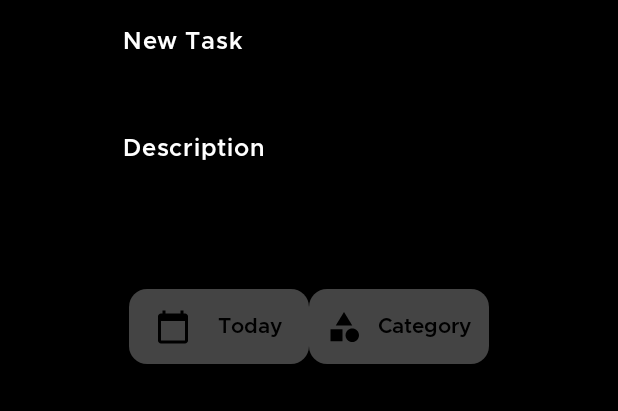
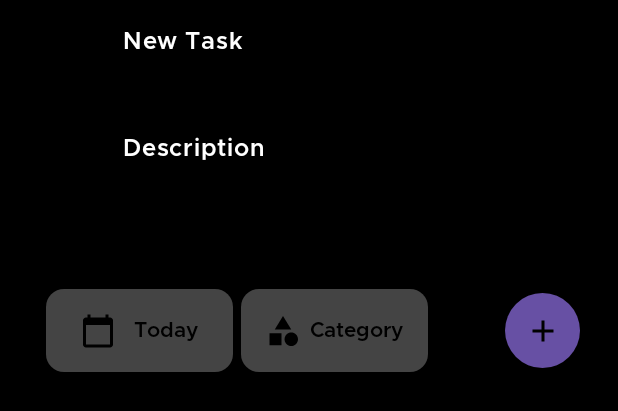
Before and after one commit to vorobev2216/properTODO_compose, an Android app built with Jetpack Compose: the @Preview function BottomSheetContent, on a phone screen of 412 x 824 dp. Shown: the top 411 px of the screen. Run offline under Robolectric (Android 15) with nearby library versions, the phone set to English and light mode, and no system bars; our stand-ins replace livedata-compose.

```diff
--- a/app/src/main/java/com/example/todo_compose/BottomSheetCOntent.kt
+++ b/app/src/main/java/com/example/todo_compose/BottomSheetCOntent.kt
@@ -1,5 +1,7 @@
 package com.example.todo_compose
 
+import android.app.DatePickerDialog
+import android.content.res.Resources.Theme
 import androidx.compose.foundation.background
 import androidx.compose.foundation.clickable
 import androidx.compose.foundation.layout.Arrangement
@@ -12,13 +14,21 @@ import androidx.compose.foundation.layout.height
 import androidx.compose.foundation.layout.imePadding
 import androidx.compose.foundation.layout.padding
 import androidx.compose.foundation.layout.width
+import androidx.compose.foundation.layout.wrapContentHeight
 import androidx.compose.foundation.layout.wrapContentSize
+import androidx.compose.foundation.layout.wrapContentWidth
 import androidx.compose.foundation.shape.RoundedCornerShape
+import androidx.compose.material3.Button
 import androidx.compose.material3.Card
 import androidx.compose.material3.CardDefaults
+import androidx.compose.material3.DropdownMenu
+import androidx.compose.material3.DropdownMenuItem
 import androidx.compose.material3.ExperimentalMaterial3Api
+import androidx.compose.material3.ExposedDropdownMenuBox
 import androidx.compose.material3.HorizontalDivider
 import androidx.compose.material3.Icon
+import androidx.compose.material3.IconButton
+import androidx.compose.material3.MaterialTheme
 import androidx.compose.material3.Text
 import androidx.compose.material3.TextField
 import androidx.compose.material3.TextFieldDefaults
@@ -30,6 +40,7 @@ import androidx.compose.runtime.setValue
 import androidx.compose.ui.Alignment
 import androidx.compose.ui.Modifier
 import androidx.compose.ui.graphics.Color
+import androidx.compose.ui.platform.LocalContext
 import androidx.compose.ui.res.colorResource
 import androidx.compose.ui.res.painterResource
 import androidx.compose.ui.text.TextStyle
@@ -56,6 +67,8 @@ fun BottomSheetContent() {
         fontSize = 16.sp, // Adjust font size as needed
     )
 
+    var showDDL by remember { mutableStateOf(false) }
+
     Column(
         Modifier
             .fillMaxSize()
@@ -65,7 +78,11 @@ fun BottomSheetContent() {
     ) {
         TextField(
             label = {
-                Text(text = "New Task", fontFamily = FontFamily(Font(R.font.metropolissemibold)), color = Color.White)
+                Text(
+                    text = "New Task",
+                    fontFamily = FontFamily(Font(R.font.metropolissemibold)),
+                    color = Color.White
+                )
             },
             value = textFieldTitle,
             modifier = Modifier
@@ -88,7 +105,11 @@ fun BottomSheetContent() {
 
         TextField(
             label = {
-                Text(text = "Description", fontFamily = FontFamily(Font(R.font.metropolissemibold)), color = Color.White)
+                Text(
+                    text = "Description",
+                    fontFamily = FontFamily(Font(R.font.metropolissemibold)),
+                    color = Color.White
+                )
             },
             value = textFieldDesc,
             modifier = Modifier
@@ -105,12 +126,35 @@ fun BottomSheetContent() {
             )
 
         )
-        Spacer(modifier = Modifier
-            .fillMaxWidth()
-            .height(50.dp))
-        Row {
-            CardInAddScreen(text = "Today", icon = R.drawable.baseline_calendar_today_24 )
-            CardInAddScreen(text = "Category", icon = R.drawable.baseline_category_24 )
+        Spacer(
+            modifier = Modifier
+                .fillMaxWidth()
+                .height(50.dp)
+        )
+        Row(
+            modifier = Modifier
+                .fillMaxWidth(),
+            horizontalArrangement = Arrangement.SpaceAround,
+            verticalAlignment = Alignment.CenterVertically
+        ) {
+            Row(
+                horizontalArrangement = Arrangement.Start,
+
+
+                ) {
+                val myDatePickerDialog = DatePickerDialog(LocalContext.current)
+                CardInAddScreen(text = "Today", icon = R.drawable.baseline_calendar_today_24) {
+                    myDatePickerDialog.show()
+                }
+                CardInAddScreen(text = "Category", icon = R.drawable.baseline_category_24) {
+
+                    showDDL = !showDDL
+                }
+                if (showDDL) {
+                    DDL()
+                }
+            }
+            RoundAddButton()
         }
 
     }
@@ -118,12 +162,59 @@ fun BottomSheetContent() {
 
 
 @Composable
-fun CardInAddScreen(text: String, icon: Int){
-    Card(colors = CardDefaults.cardColors(Color.DarkGray), modifier = Modifier.height(50.dp).width(120.dp)){
-        Row(verticalAlignment = Alignment.CenterVertically, horizontalArrangement = Arrangement.SpaceEvenly, modifier = Modifier.fillMaxSize()) {
+fun CardInAddScreen(text: String, icon: Int, onCardClick: () -> Unit) {
+    Card(
+        colors = CardDefaults.cardColors(Color.DarkGray),
+        modifier = Modifier
+            .height(55.dp)
+            .width(130.dp)
+            .fillMaxWidth()
+            .padding(start = 5.dp)
+            .wrapContentWidth()
+            .clickable { onCardClick() }
+
+
+    ) {
+        Row(
+            verticalAlignment = Alignment.CenterVertically,
+            horizontalArrangement = Arrangement.SpaceEvenly,
+            modifier = Modifier
+                .fillMaxSize()
+                .padding(10.dp)
+        ) {
             Icon(painter = painterResource(id = icon), contentDescription = null)
             Text(text = text, fontFamily = FontFamily(Font(R.font.metropolissemibold)))
         }
     }
 
 }
+
+
+@OptIn(ExperimentalMaterial3Api::class)
+@Composable
+fun DDL() {
+    var isExpand by remember {
+        mutableStateOf(false)
+    }
+
+    ExposedDropdownMenuBox(expanded = isExpand, onExpandedChange = { isExpand = it }) {
+        ExposedDropdownMenu(expanded = isExpand, onDismissRequest = { isExpand = false }) {
+            DropdownMenuItem(
+                text = { Text(text = "Important", color = Color(0xFF7E0D2E)) },
+                onClick = { isExpand = false })
+            DropdownMenuItem(
+                text = { Text(text = "Need to do", color = Color(0xFFAD8405)) },
+                onClick = { isExpand = false })
+            DropdownMenuItem(
+                text = { Text(text = "Can wait", color = Color(0xFF408B0A)) },
+                onClick = { isExpand = false })
+
+        }
+    }
+}
+
+@Composable
+fun ShowDDL() {
+    // Вызываем вашу Composable функцию DDL()
+    DDL()
+}
--- a/app/src/main/java/com/example/todo_compose/ui/theme/Color.kt
+++ b/app/src/main/java/com/example/todo_compose/ui/theme/Color.kt
@@ -4,7 +4,7 @@ import androidx.compose.ui.graphics.Color
 
 val Purple80 = Color(0xFFD0BCFF)
 val PurpleGrey80 = Color(0xFFCCC2DC)
-val Pink80 = Color(0xFFEFB8C8)
+val Red80 = Color(0xFF7E0D2E)
 
 val Purple40 = Color(0xFF6650a4)
 val PurpleGrey40 = Color(0xFF625b71)
--- a/app/src/main/java/com/example/todo_compose/ui/theme/Theme.kt
+++ b/app/src/main/java/com/example/todo_compose/ui/theme/Theme.kt
@@ -14,7 +14,7 @@ import androidx.compose.ui.platform.LocalContext
 private val DarkColorScheme = darkColorScheme(
     primary = Purple80,
     secondary = PurpleGrey80,
-    tertiary = Pink80
+    tertiary = Red80
 )
 
 private val LightColorScheme = lightColorScheme(
--- /dev/null
+++ b/app/src/main/res/drawable/baseline_add_24_white.xml
@@ -0,0 +1,5 @@
+<vector xmlns:android="http://schemas.android.com/apk/res/android" android:height="24dp" android:tint="#FFFFFF" android:viewportHeight="24" android:viewportWidth="24" android:width="24dp">
+
+    <path android:fillColor="@android:color/white" android:pathData="M19,13h-6v6h-2v-6H5v-2h6V5h2v6h6v2z"/>
+
+</vector>
```
